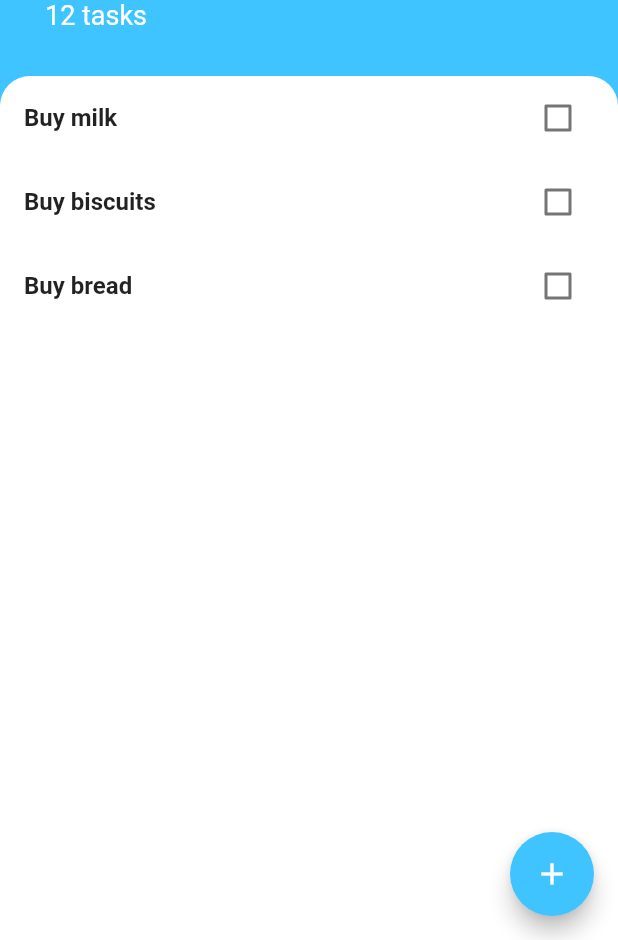
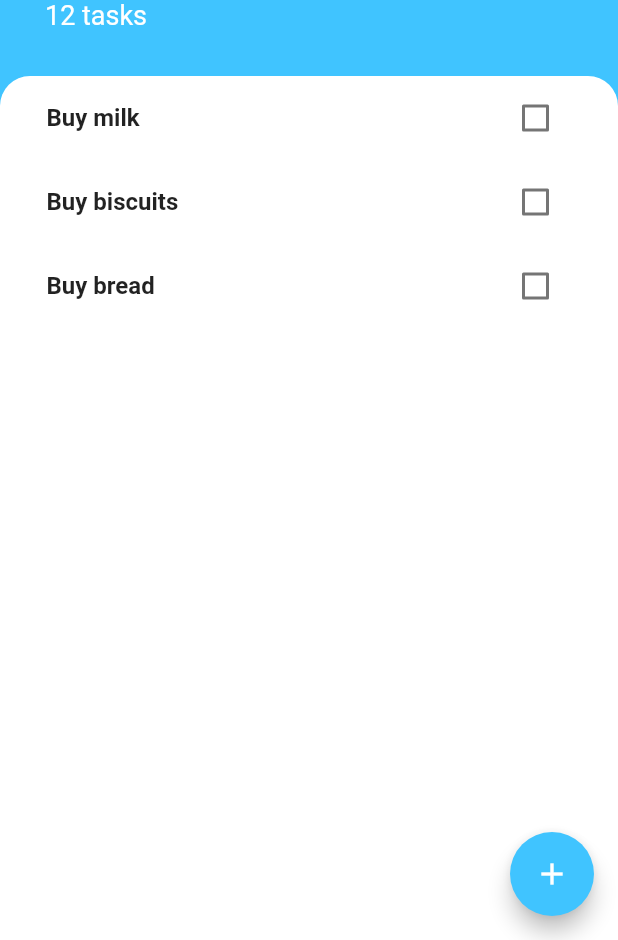
Before and after one commit to kamalx/todooye, a Flutter app: the screen it shows after launch, on a phone screen of 412 x 824 dp, the part 296-1236 px from its top. Run offline on Flutter 3.47's test engine with Material 2 defaults, Android fonts, the phone set to English and light mode, and no system bars.

Commit message:
add padding for layout
omission from previous steps.
this aligns all contents properly along
each other to give a pretty balanced
look now.

```diff
--- a/lib/screens/tasks_screen.dart
+++ b/lib/screens/tasks_screen.dart
@@ -68,6 +68,7 @@ class TasksScreen extends StatelessWidget {
           // the actual list
           Expanded(
             child: Container(
+              padding: EdgeInsets.symmetric(horizontal: 15.0),
               decoration: BoxDecoration(
                 color: Colors.white,
                 borderRadius: BorderRadius.only(
```
